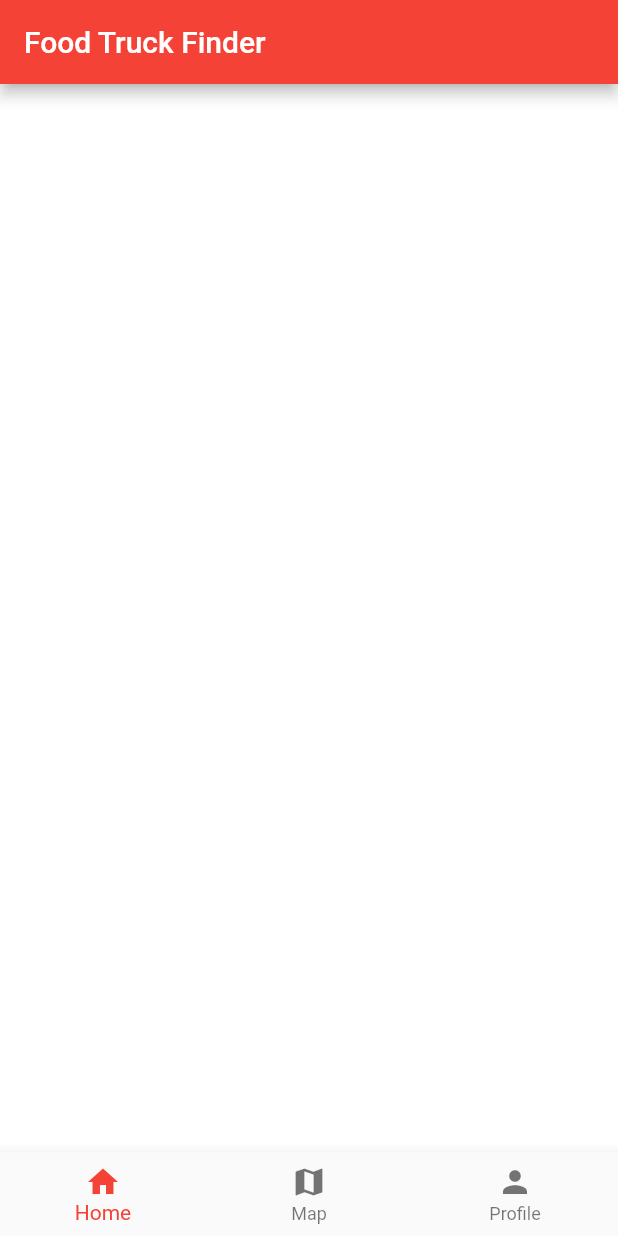
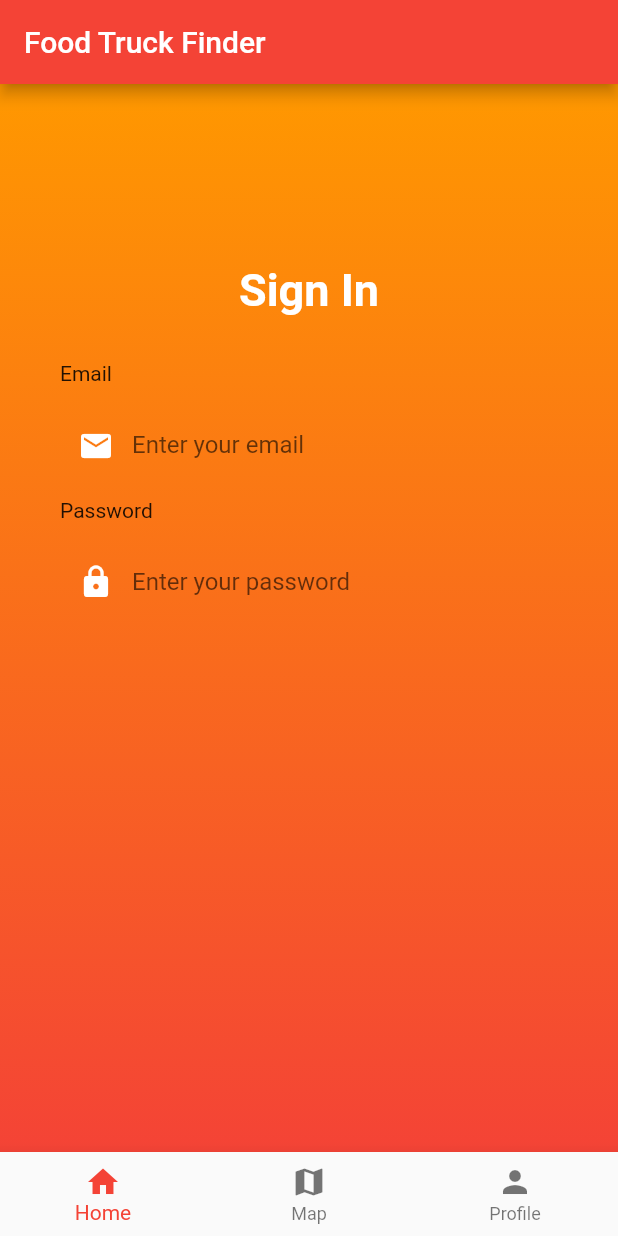
Before and after one commit to bburkey49/food_truck_finder, a Flutter app: the screen it shows after launch, on a phone screen of 412 x 824 dp. Run offline on Flutter 3.47's test engine with Material 2 defaults, Android fonts, the phone set to English and light mode, and no system bars; Roboto replaces fonts that are missing (OpenSans).

Commit message:
added navigation and login page

```diff
--- a/food_truck_finder/lib/bottom_navigation_bar.dart
+++ b/food_truck_finder/lib/bottom_navigation_bar.dart
@@ -0,0 +1,27 @@
+import 'package:flutter/material.dart';
+
+
+class NavBar {
+  static BottomNavigationBar generateNavBar(tapAction, index) {
+    return(
+        BottomNavigationBar(
+          onTap: tapAction,
+          currentIndex: index,
+          items: [
+            BottomNavigationBarItem(
+              icon: new Icon(Icons.home),
+              label: 'Home',
+            ),
+            BottomNavigationBarItem(
+              icon: new Icon(Icons.map),
+              label: 'Map',
+            ),
+            BottomNavigationBarItem(
+              icon: Icon(Icons.person),
+              label: 'Profile',
+            )
+          ],
+        )
+    );
+  }
+}
--- a/food_truck_finder/lib/home_widget.dart
+++ b/food_truck_finder/lib/home_widget.dart
@@ -2,6 +2,7 @@ import 'package:flutter/material.dart';
 import 'placeholder_widget.dart';
 import 'profile_widget.dart';
 import 'sign_up.dart';
+import 'bottom_navigation_bar.dart';
 
 class Home extends StatefulWidget {
   @override
@@ -15,34 +16,18 @@ class _HomeState extends State<Home> {
   int _currentIndex = 0;
   final List<Widget> _children = [
     PlaceholderWidget(Colors.white),
-    SignUp(),
+    PlaceholderWidget(Colors.orange),
     ProfileWidget()
   ];
+
   @override
   Widget build(BuildContext context) {
     return Scaffold(
-      appBar: AppBar(
-        title: Text('Food Truck Finder'),
-      ),
-      body: _children[_currentIndex],
-      bottomNavigationBar: BottomNavigationBar(
-        onTap: onTabTapped,
-        currentIndex: _currentIndex, // this will be set when a new tab is tapped
-        items: [
-          BottomNavigationBarItem(
-            icon: new Icon(Icons.home),
-            label: 'Home',
-          ),
-          BottomNavigationBarItem(
-            icon: new Icon(Icons.map),
-            label: 'Map',
-          ),
-          BottomNavigationBarItem(
-              icon: Icon(Icons.person),
-              label: 'Profile',
-          )
-        ],
-      ),
+        appBar: AppBar(
+          title: Text('Food Truck Finder'),
+        ),
+        body: _children[_currentIndex],
+        bottomNavigationBar: NavBar.generateNavBar(onTabTapped, _currentIndex)
     );
   }
   void onTabTapped(int index) {
@@ -50,4 +35,5 @@ class _HomeState extends State<Home> {
       _currentIndex = index;
     });
   }
+
 }
--- a/food_truck_finder/lib/landing_page.dart
+++ b/food_truck_finder/lib/landing_page.dart
@@ -0,0 +1,36 @@
+import 'package:flutter/material.dart';
+import 'bottom_navigation_bar.dart';
+import 'login.dart';
+
+class Landing extends StatefulWidget {
+  @override
+  State<StatefulWidget> createState() {
+    return _LandingState();
+  }
+}
+
+
+class _LandingState extends State<Landing> {
+  int _currentIndex = 0;
+  final List<Widget> _children = [
+    Login()
+  ];
+
+  @override
+  Widget build(BuildContext context) {
+    return Scaffold(
+        appBar: AppBar(
+          title: Text('Food Truck Finder'),
+        ),
+        body: _children[_currentIndex],
+        bottomNavigationBar: NavBar.generateNavBar(onTabTapped, _currentIndex)
+    );
+  }
+
+  void onTabTapped(int index) {
+    setState(() {
+      _currentIndex = index;
+    });
+  }
+
+}
--- a/food_truck_finder/lib/login.dart
+++ b/food_truck_finder/lib/login.dart
@@ -0,0 +1,131 @@
+import 'package:flutter/material.dart';
+
+class Login extends StatefulWidget {
+
+  @override
+  State<StatefulWidget> createState() {
+    return _LoginState();
+  }
+}
+
+
+class _LoginState extends State<Login> {
+
+  Widget _buildEmail() {
+    return Column(
+        crossAxisAlignment: CrossAxisAlignment.start,
+        children: <Widget>[
+          Text(
+              'Email'
+          ),
+          SizedBox(height: 10.0),
+          Container(
+              alignment: Alignment.centerLeft,
+              height: 60.0,
+              child: TextField(
+                keyboardType: TextInputType.emailAddress,
+                style: TextStyle(
+                    color: Colors.white
+                ),
+                decoration: InputDecoration(
+                    border: InputBorder.none,
+                    contentPadding: EdgeInsets.only(top: 14.0),
+                    prefixIcon: Icon(
+                      Icons.email,
+                      color: Colors.white,
+                    ),
+                    hintText: 'Enter your email'
+                ),
+              )
+          )
+        ]
+    );
+
+  }
+
+  Widget _buildPassword() {
+    return Column(
+        crossAxisAlignment: CrossAxisAlignment.start,
+        children: <Widget>[
+          Text(
+              'Password'
+          ),
+          SizedBox(height: 10.0),
+          Container(
+              alignment: Alignment.centerLeft,
+              height: 60.0,
+              child: TextField(
+                obscureText: true,
+                keyboardType: TextInputType.visiblePassword,
+                style: TextStyle(
+                    color: Colors.white
+                ),
+                decoration: InputDecoration(
+                    border: InputBorder.none,
+                    contentPadding: EdgeInsets.only(top: 14.0),
+                    prefixIcon: Icon(
+                      Icons.lock,
+                      color: Colors.white,
+                    ),
+                    hintText: 'Enter your password'
+                ),
+              )
+          )
+        ]
+    );
+
+  }
+
+  @override
+  Widget build(BuildContext context) {
+    return Scaffold(
+      body: Stack(
+        children: <Widget>[
+          Container(
+            height: double.infinity,
+            width: double.infinity,
+            decoration: BoxDecoration(
+              gradient: LinearGradient(
+                begin: Alignment.topCenter,
+                end: Alignment.bottomCenter,
+                colors: [
+                  Colors.orange,
+                  Colors.red
+                ]
+              )
+            ),
+          ),
+          Container(
+            height: double.infinity,
+            child: SingleChildScrollView(
+              physics: AlwaysScrollableScrollPhysics(),
+              padding: EdgeInsets.symmetric(
+                horizontal: 40.0,
+                vertical: 120.0
+              ),
+              child: Column(
+                mainAxisAlignment: MainAxisAlignment.center,
+                children: <Widget>[
+                  Text(
+                    'Sign In',
+                    style: TextStyle(
+                      color: Colors.white,
+                      fontFamily: 'OpenSans',
+                      fontSize: 30.0,
+                      fontWeight: FontWeight.bold
+                    )
+                  ),
+                  SizedBox(height: 30.0),
+                  _buildEmail(),
+                  SizedBox(height: 5.0),
+                  _buildPassword(),
+                ],
+              )
+            )
+          )
+        ],
+      )
+    );
+  }
+
+}
--- a/food_truck_finder/lib/main.dart
+++ b/food_truck_finder/lib/main.dart
@@ -1,4 +1,5 @@
 import 'package:flutter/material.dart';
+import 'package:food_truck_finder/route_generator.dart';
 import 'home_widget.dart';
 
 void main() {
@@ -11,6 +12,8 @@ class MyApp extends StatelessWidget {
   Widget build(BuildContext context) {
     return MaterialApp(
       title: 'Food Truck Finder',
+      initialRoute: '/',
+      onGenerateRoute: RouteGenerator.generateRoute,
       theme: ThemeData(
         // This is the theme of your application.
         //
@@ -27,7 +30,6 @@ class MyApp extends StatelessWidget {
         // closer together (more dense) than on mobile platforms.
         visualDensity: VisualDensity.adaptivePlatformDensity,
       ),
-      home: Home(),
     );
   }
 }
--- a/food_truck_finder/lib/placeholder_widget.dart
+++ b/food_truck_finder/lib/placeholder_widget.dart
@@ -7,8 +7,11 @@ class PlaceholderWidget extends StatelessWidget {
 
   @override
   Widget build(BuildContext context) {
-    return Container(
-      color: color,
+    return Scaffold(
+
+        body: Container(
+          color: color,
+        )
     );
   }
 }
--- a/food_truck_finder/lib/route_generator.dart
+++ b/food_truck_finder/lib/route_generator.dart
@@ -0,0 +1,17 @@
+import 'package:flutter/material.dart';
+import 'package:food_truck_finder/landing_page.dart';
+import 'home_widget.dart';
+
+class RouteGenerator {
+  static Route<dynamic> generateRoute(RouteSettings settings) {
+    final args = settings.arguments;
+
+    switch (settings.name) {
+      case '/':
+        return MaterialPageRoute(builder: (_) => Landing());
+
+      case '/home':
+        return MaterialPageRoute(builder: (_) => Home());
+    }
+  }
+}
```
Also changed, not shown: 1 other file.
